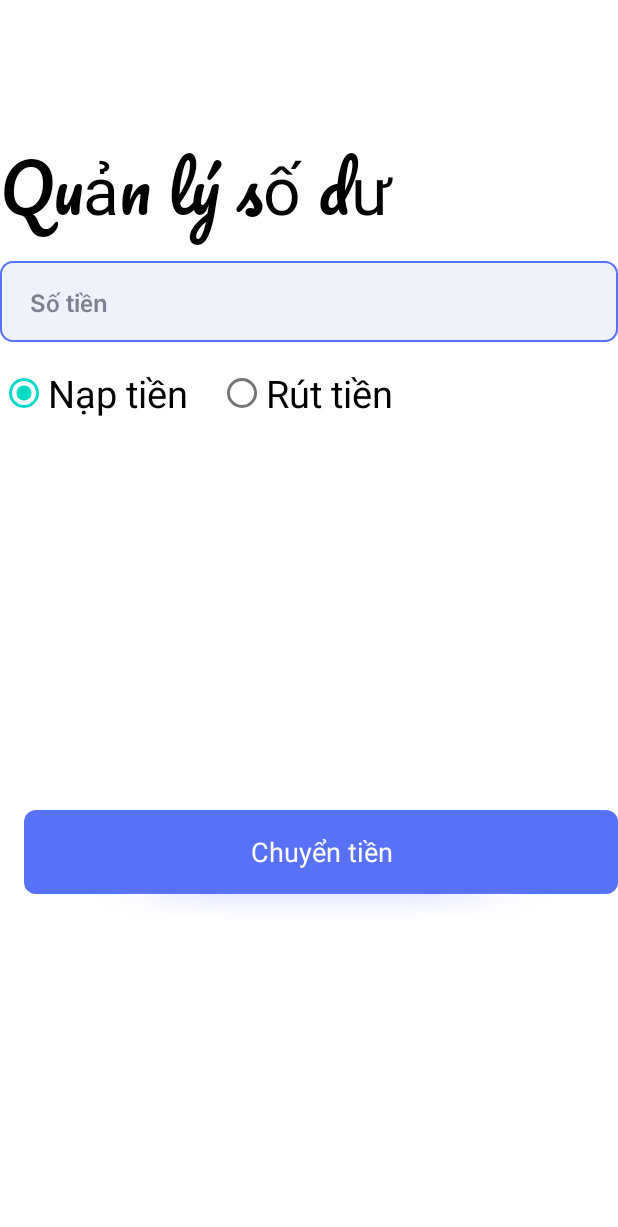
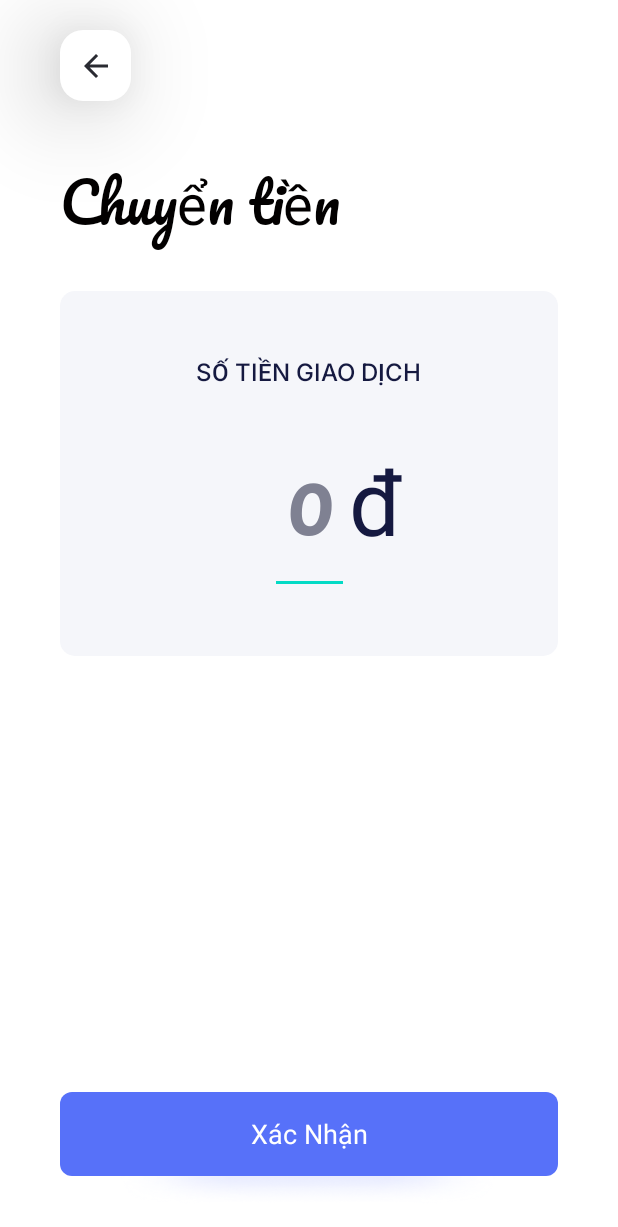
Before and after one commit to zoroONE01/BankManagement_Mobile, an Android app: the DepositWithdrawActivity screen opened directly, with no data from a screen before it, on a phone screen of 412 x 824 dp. Shown: the top 1227 px of the screen. Run offline under Robolectric (Android 15) with nearby library versions, the phone set to English and light mode, and no system bars; Roboto replaces fonts that are not available here; 3 statements that could not run were skipped.

```diff
--- a/app/src/main/res/layout/activity_deposit_withdraw.xml
+++ b/app/src/main/res/layout/activity_deposit_withdraw.xml
@@ -4,75 +4,106 @@
     xmlns:tools="http://schemas.android.com/tools"
     android:layout_width="match_parent"
     android:layout_height="match_parent"
-    tools:context=".ui.depositwithdraw.DepositWithdrawActivity">
+    android:background="@color/white"
+    tools:context=".ui.moneytransfer.TransferActivity">
 
-    <androidx.appcompat.widget.AppCompatTextView
+    <TextView
         android:id="@+id/title"
-        style="@style/style_tilte_dang_ky_dang_nhap"
+        android:layout_marginStart="@dimen/_40dp"
         android:layout_width="wrap_content"
         android:layout_height="wrap_content"
-        android:text="@string/manageBalance"
-        app:layout_constraintBottom_toTopOf="@id/fieldAmount"
+        android:fontFamily="@font/pacifico"
+        android:text="@string/chuyen_tien"
+        android:textColor="@color/black_700"
+        android:textSize="@dimen/_37sp"
+        app:layout_constraintBottom_toTopOf="@+id/cl_transaction_value"
         app:layout_constraintStart_toStartOf="parent"
-        app:layout_constraintTop_toTopOf="parent"
-        app:layout_constraintVertical_bias="0.2"
-        app:layout_constraintVertical_chainStyle="packed" />
+        app:layout_constraintTop_toBottomOf="@+id/b_menu" />
 
-    <androidx.appcompat.widget.AppCompatEditText
-        android:id="@+id/fieldAmount"
-        style="@style/style_text_ipnut"
-        android:layout_width="match_parent"
-        android:layout_height="@dimen/_54dp"
-        android:layout_marginTop="@dimen/_10dp"
-        android:hint="@string/soTien"
-        android:inputType="number"
-        android:paddingHorizontal="@dimen/_20dp"
-        app:layout_constraintBottom_toTopOf="@id/btnTransfer"
+    <androidx.appcompat.widget.AppCompatImageButton
+        android:layout_marginTop="@dimen/_20dp"
+        android:id="@+id/b_menu"
+        android:layout_width="@dimen/_47dp"
+        android:layout_height="@dimen/_47dp"
+        android:layout_marginStart="@dimen/_40dp"
+        android:background="@drawable/selector_button_small_white"
+        android:elevation="@dimen/_40dp"
+        android:src="@drawable/ic_back"
         app:layout_constraintStart_toStartOf="parent"
-        app:layout_constraintTop_toBottomOf="@id/title" />
+        app:layout_constraintTop_toTopOf="parent" />
 
 
-    <RadioGroup
-        android:id="@+id/radioGroup"
-        android:layout_width="fill_parent"
-        android:layout_height="60dp"
-        android:layout_marginTop="@dimen/_10dp"
-        android:orientation="horizontal"
-        android:weightSum="1"
+
+
+    <androidx.constraintlayout.widget.ConstraintLayout
+        app:layout_constraintVertical_bias="0.4"
+        app:layout_constraintVertical_chainStyle="packed"
+        android:id="@+id/cl_transaction_value"
+        android:layout_width="match_parent"
+        android:layout_height="@dimen/_243dp"
+        android:layout_marginHorizontal="@dimen/_40dp"
+        android:background="@drawable/card_user"
+        android:gravity="center"
+        app:layout_constraintBottom_toTopOf="@+id/b_confirm_transaction"
+        app:layout_constraintEnd_toEndOf="parent"
         app:layout_constraintStart_toStartOf="parent"
-        app:layout_constraintTop_toBottomOf="@+id/fieldAmount">
+        app:layout_constraintTop_toTopOf="parent">
 
-        <RadioButton
-            android:id="@+id/radioGT"
+        <androidx.appcompat.widget.AppCompatTextView
+            android:id="@+id/lb_transaction_value"
             android:layout_width="wrap_content"
             android:layout_height="wrap_content"
-            android:layout_gravity="center_horizontal"
-            android:checked="true"
-            android:text="Nạp tiền"
-            android:textSize="25dp" />
+            android:fontFamily="@font/inter_medium"
+            android:text="@string/so_tien_giao_dich"
+            android:textColor="@color/black_500"
+            android:textSize="@dimen/_16sp"
+            app:layout_constraintBottom_toTopOf="@id/et_transaction_value"
+            app:layout_constraintEnd_toEndOf="parent"
+            app:layout_constraintStart_toStartOf="parent"
+            app:layout_constraintTop_toTopOf="parent"
+            app:layout_constraintVertical_chainStyle="packed" />
 
-        <RadioButton
-            android:id="@+id/radioRT"
+        <androidx.appcompat.widget.AppCompatEditText
+            android:id="@+id/et_transaction_value"
             android:layout_width="wrap_content"
             android:layout_height="wrap_content"
-            android:layout_gravity="center_horizontal"
-            android:layout_marginStart="@dimen/_20dp"
-            android:checked="false"
-            android:text="Rút tiền"
-            android:textSize="25dp" />
+            android:fontFamily="@font/pacifico"
+            android:hint="@string/_0"
+            android:inputType="number"
+            android:maxWidth="@dimen/_222dp"
+            android:paddingHorizontal="@dimen/_10dp"
+            android:textAlignment="center"
+            android:textColor="@color/black_500"
+            android:textSize="@dimen/_60sp"
+            app:layout_constraintBottom_toBottomOf="parent"
+            app:layout_constraintEnd_toEndOf="@+id/lb_transaction_value"
+            app:layout_constraintStart_toStartOf="@+id/lb_transaction_value"
+            app:layout_constraintTop_toBottomOf="@+id/lb_transaction_value" />
 
-    </RadioGroup>
+        <TextView
+            android:layout_width="@dimen/_50dp"
+            android:layout_height="wrap_content"
+            android:fontFamily="@font/pacifico"
+            android:text="@string/_d"
+            android:textColor="@color/black_500"
+            android:textSize="@dimen/_60sp"
+            app:layout_constraintBottom_toBottomOf="@+id/et_transaction_value"
+            app:layout_constraintStart_toEndOf="@+id/et_transaction_value"
+            app:layout_constraintTop_toBottomOf="@+id/lb_transaction_value" />
+
+    </androidx.constraintlayout.widget.ConstraintLayout>
+
 
     <androidx.appcompat.widget.AppCompatButton
-        android:id="@+id/btnTransfer"
+        android:layout_marginHorizontal="@dimen/_40dp"
+        android:id="@+id/b_confirm_transaction"
         style="@style/style_button_large_blue"
-        android:layout_width="match_parent"
+        android:layout_width="0dp"
         android:layout_height="@dimen/_76dp"
-        android:layout_marginStart="16dp"
-        android:layout_marginTop="@dimen/_34dp"
         android:paddingBottom="@dimen/_20dp"
-        android:text="@string/moneyTransfer"
+        android:text="@string/xac_nhan"
+        android:layout_marginBottom="@dimen/_20dp"
         app:layout_constraintBottom_toBottomOf="parent"
         app:layout_constraintStart_toStartOf="parent"
-        app:layout_constraintTop_toBottomOf="@+id/radioGroup" />
+        app:layout_constraintEnd_toEndOf="parent"/>
 </androidx.constraintlayout.widget.ConstraintLayout>
```
